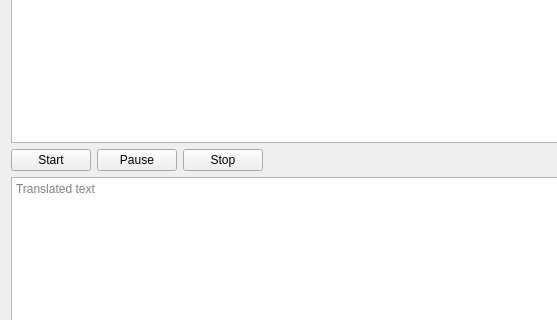
Qt form ui/textTranslateTemplate.ui (puffisional/WordGame) before a commit; both pictures show x 0 to 557 and y 170 to 490 of the 1510 by 688 pixel window.
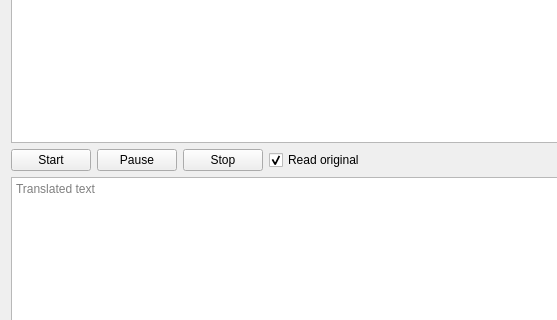
The same form after that commit.

What changed in the file:
```diff
--- a/ui/textTranslateTemplate.ui
+++ b/ui/textTranslateTemplate.ui
@@ -57,6 +57,16 @@
        </property>
       </widget>
      </item>
+     <item>
+      <widget class="QCheckBox" name="readOriginalCheckbox">
+       <property name="text">
+        <string>Read original</string>
+       </property>
+       <property name="checked">
+        <bool>true</bool>
+       </property>
+      </widget>
+     </item>
      <item>
       <spacer name="horizontalSpacer">
        <property name="orientation">
```
Left out of the diff: 6 changed lines with no effect on the pictures.
